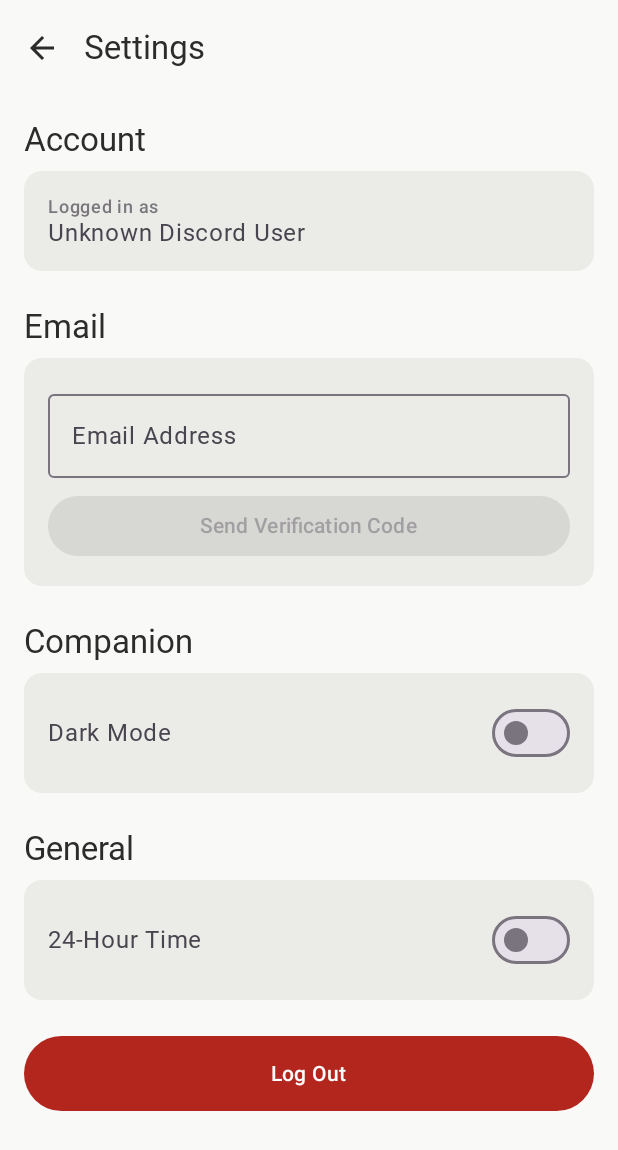
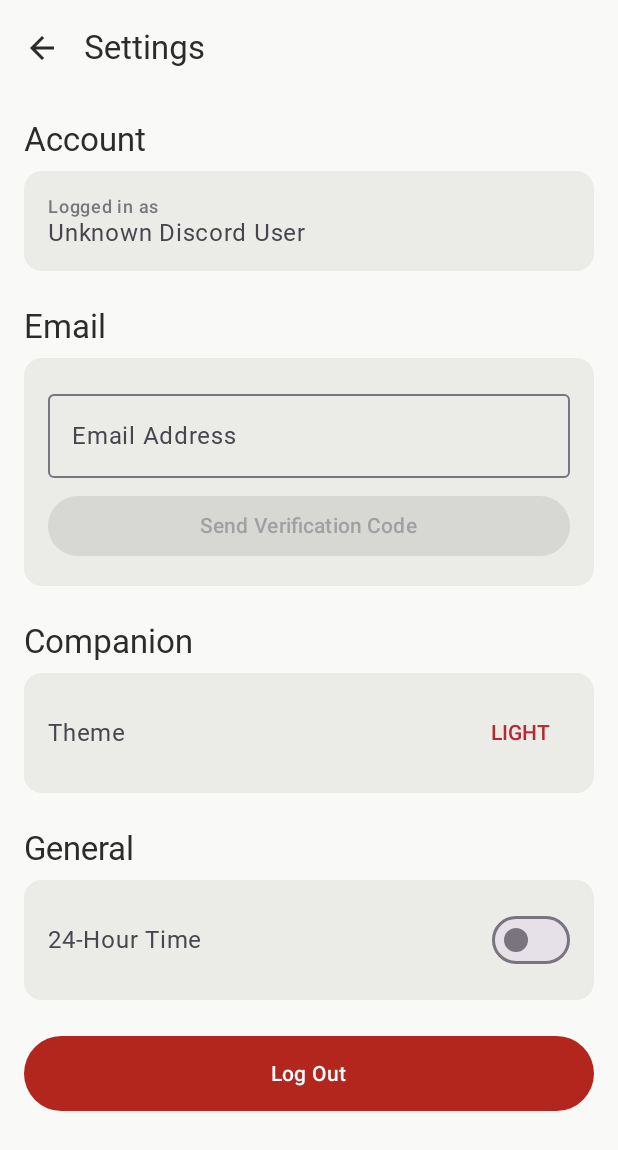
Before and after one commit to amosquet/shisho-companion-android, an Android app built with Jetpack Compose: the SettingsScreen screen opened through its navigation route, on a phone screen of 412 x 824 dp. Shown: the top 1150 px of the screen. Run offline under Robolectric (Android 15) with nearby library versions, the phone set to English and light mode, and no system bars; our stand-ins replace Room's generated code; Roboto replaces fonts that are not available here.

Commit message:
fuck this

```diff
--- a/app/src/main/java/com/example/myapplication/MainActivity.kt
+++ b/app/src/main/java/com/example/myapplication/MainActivity.kt
@@ -135,10 +135,10 @@ class MainActivity : ComponentActivity() {
         enableEdgeToEdge()
         setContent {
             val themeViewModel: ThemeViewModel = viewModel(factory = viewModelFactory)
-            val isDarkMode by themeViewModel.isDarkMode.collectAsState()
+            val themePreference by themeViewModel.themePreference.collectAsState()
             val use24HourTime by themeViewModel.use24HourTime.collectAsState()
 
-            MyApplicationTheme(darkTheme = isDarkMode) {
+            MyApplicationTheme(themePreference = themePreference) {
                 Surface(
                     modifier = Modifier.fillMaxSize(),
                     color = MaterialTheme.colorScheme.background
@@ -429,8 +429,8 @@ class MainActivity : ComponentActivity() {
                                 val linkedEmail by settingsViewModel.linkedEmail.collectAsState()
                                 SettingsScreen(
                                     discordId = sharedPrefs.getString("USER_ID", "") ?: "",
-                                    isDarkMode = isDarkMode,
-                                    onDarkModeToggle = { themeViewModel.setDarkMode(it) },
+                                    themePreference = themePreference,
+                                    onThemePreferenceChanged = { themeViewModel.setThemePreference(it) },
                                     use24HourTime = use24HourTime,
                                     on24HourTimeToggle = { themeViewModel.setUse24HourTime(it) },
                                     linkedEmail = linkedEmail,
--- a/app/src/main/java/com/example/myapplication/data/PocketBaseModels.kt
+++ b/app/src/main/java/com/example/myapplication/data/PocketBaseModels.kt
@@ -119,7 +119,7 @@ data class CreateReminderRequest(
 
 @Serializable
 data class CompanionPreferences(
-    @SerialName("dark_mode") val darkMode: Boolean = false
+    val theme: String = "LIGHT"
 )
 
 @Serializable
--- a/app/src/main/java/com/example/myapplication/ui/LoginViewModel.kt
+++ b/app/src/main/java/com/example/myapplication/ui/LoginViewModel.kt
@@ -58,7 +58,7 @@ class LoginViewModel(
                     val prefs = me?.preferences
                     prefs?.let {
                         sharedPrefs.edit()
-                            .putBoolean("DARK_MODE", it.companion.darkMode)
+                            .putString("THEME_PREFERENCE", it.companion.theme)
                             .putBoolean("USE_24_HOUR_TIME", it.general.use24HourTime)
                             .apply()
                     }
--- a/app/src/main/java/com/example/myapplication/ui/SettingsScreen.kt
+++ b/app/src/main/java/com/example/myapplication/ui/SettingsScreen.kt
@@ -22,8 +22,8 @@ import androidx.compose.ui.text.input.KeyboardType
 @Composable
 fun SettingsScreen(
     discordId: String,
-    isDarkMode: Boolean,
-    onDarkModeToggle: (Boolean) -> Unit,
+    themePreference: String,
+    onThemePreferenceChanged: (String) -> Unit,
     use24HourTime: Boolean,
     on24HourTimeToggle: (Boolean) -> Unit,
     linkedEmail: String,
@@ -208,20 +208,50 @@ fun SettingsScreen(
                 colors = CardDefaults.cardColors(containerColor = MaterialTheme.colorScheme.surfaceVariant)
             ) {
                 Column {
+                    var themeDropdownExpanded by remember { mutableStateOf(false) }
                     Row(
-                        modifier = Modifier.fillMaxWidth().padding(16.dp),
+                        modifier = Modifier
+                            .fillMaxWidth()
+                            .padding(16.dp),
                         horizontalArrangement = Arrangement.SpaceBetween,
                         verticalAlignment = Alignment.CenterVertically
                     ) {
                         Text(
-                            text = "Dark Mode",
+                            text = "Theme",
                             style = MaterialTheme.typography.bodyLarge,
                             color = MaterialTheme.colorScheme.onSurfaceVariant
                         )
-                        Switch(
-                            checked = isDarkMode,
-                            onCheckedChange = onDarkModeToggle
-                        )
+                        Box {
+                            TextButton(onClick = { themeDropdownExpanded = true }) {
+                                Text(themePreference)
+                            }
+                            DropdownMenu(
+                                expanded = themeDropdownExpanded,
+                                onDismissRequest = { themeDropdownExpanded = false }
+                            ) {
+                                DropdownMenuItem(
+                                    text = { Text("Light") },
+                                    onClick = {
+                                        onThemePreferenceChanged("LIGHT")
+                                        themeDropdownExpanded = false
+                                    }
+                                )
+                                DropdownMenuItem(
+                                    text = { Text("Dark") },
+                                    onClick = {
+                                        onThemePreferenceChanged("DARK")
+                                        themeDropdownExpanded = false
+                                    }
+                                )
+                                DropdownMenuItem(
+                                    text = { Text("OLED") },
+                                    onClick = {
+                                        onThemePreferenceChanged("OLED")
+                                        themeDropdownExpanded = false
+                                    }
+                                )
+                            }
+                        }
                     }
                 }
             }
--- a/app/src/main/java/com/example/myapplication/ui/ThemeViewModel.kt
+++ b/app/src/main/java/com/example/myapplication/ui/ThemeViewModel.kt
@@ -16,22 +16,32 @@ class ThemeViewModel(
     private val sharedPrefs: SharedPreferences
 ) : ViewModel() {
 
-    private val _isDarkMode = MutableStateFlow(sharedPrefs.getBoolean("DARK_MODE", false))
-    val isDarkMode: StateFlow<Boolean> = _isDarkMode.asStateFlow()
+    private fun getThemePreferenceWithMigration(prefs: SharedPreferences): String {
+        if (prefs.contains("DARK_MODE")) {
+            val oldDark = prefs.getBoolean("DARK_MODE", false)
+            val migratedTheme = if (oldDark) "OLED" else "LIGHT"
+            prefs.edit().remove("DARK_MODE").putString("THEME_PREFERENCE", migratedTheme).apply()
+            return migratedTheme
+        }
+        return prefs.getString("THEME_PREFERENCE", "LIGHT") ?: "LIGHT"
+    }
+
+    private val _themePreference = MutableStateFlow(getThemePreferenceWithMigration(sharedPrefs))
+    val themePreference: StateFlow<String> = _themePreference.asStateFlow()
 
     private val _use24HourTime = MutableStateFlow(sharedPrefs.getBoolean("USE_24_HOUR_TIME", false))
     val use24HourTime: StateFlow<Boolean> = _use24HourTime.asStateFlow()
 
-    fun setDarkMode(isDark: Boolean) {
-        _isDarkMode.value = isDark
-        sharedPrefs.edit().putBoolean("DARK_MODE", isDark).apply()
+    fun setThemePreference(theme: String) {
+        _themePreference.value = theme
+        sharedPrefs.edit().putString("THEME_PREFERENCE", theme).apply()
 
         // Sync with backend if logged in
         if (repository.authToken != null) {
             viewModelScope.launch {
                 repository.updatePreferences(
                     Preferences(
-                        companion = CompanionPreferences(darkMode = isDark),
+                        companion = CompanionPreferences(theme = theme),
                         general = com.example.myapplication.data.GeneralPreferences(use24HourTime = _use24HourTime.value)
                     )
                 )
@@ -48,7 +58,7 @@ class ThemeViewModel(
             viewModelScope.launch {
                 repository.updatePreferences(
                     Preferences(
-                        companion = CompanionPreferences(darkMode = _isDarkMode.value),
+                        companion = CompanionPreferences(theme = _themePreference.value),
                         general = com.example.myapplication.data.GeneralPreferences(use24HourTime = use24Hour)
                     )
                 )
@@ -56,7 +66,7 @@ class ThemeViewModel(
         }
     }
     fun reloadPreferences() {
-        _isDarkMode.value = sharedPrefs.getBoolean("DARK_MODE", false)
+        _themePreference.value = getThemePreferenceWithMigration(sharedPrefs)
         _use24HourTime.value = sharedPrefs.getBoolean("USE_24_HOUR_TIME", false)
     }
 }
--- a/app/src/main/java/com/example/myapplication/ui/theme/Theme.kt
+++ b/app/src/main/java/com/example/myapplication/ui/theme/Theme.kt
@@ -14,12 +14,26 @@ import androidx.compose.ui.platform.LocalContext
 import androidx.compose.ui.platform.LocalView
 import androidx.core.view.WindowCompat
 
-private val DarkColorScheme = darkColorScheme(
+private val OledColorScheme = darkColorScheme(
     primary = KurenaiRed,
     secondary = SumiGrey,
     tertiary = KurenaiRed,
     background = OledBlack,
     surface = SumiInk,
+    onPrimary = White,
+    onSecondary = White,
+    onTertiary = White,
+    onBackground = WashiPaper,
+    onSurface = WashiPaper,
+    surfaceVariant = SumiGrey
+)
+
+private val DarkColorScheme = darkColorScheme(
+    primary = KurenaiRed,
+    secondary = SumiGrey,
+    tertiary = KurenaiRed,
+    background = androidx.compose.ui.graphics.Color(0xFF121212),
+    surface = androidx.compose.ui.graphics.Color(0xFF1E1E1E),
     onPrimary = White,
     onSecondary = White,
     onTertiary = White,
@@ -44,17 +58,27 @@ private val LightColorScheme = lightColorScheme(
 
 @Composable
 fun MyApplicationTheme(
-    darkTheme: Boolean = isSystemInDarkTheme(),
+    themePreference: String = "LIGHT",
     // Dynamic color is available on Android 12+
     dynamicColor: Boolean = false, // Disabled to keep the minimalist theme
     content: @Composable () -> Unit
 ) {
+    val isSystemDark = isSystemInDarkTheme()
+    val isDark = when (themePreference) {
+        "DARK", "OLED" -> true
+        "LIGHT" -> false
+        else -> isSystemDark
+    }
+
     val colorScheme = when {
         dynamicColor && Build.VERSION.SDK_INT >= Build.VERSION_CODES.S -> {
             val context = LocalContext.current
-            if (darkTheme) dynamicDarkColorScheme(context) else dynamicLightColorScheme(context)
+            if (isDark) dynamicDarkColorScheme(context) else dynamicLightColorScheme(context)
         }
-        darkTheme -> DarkColorScheme
+        themePreference == "OLED" -> OledColorScheme
+        themePreference == "DARK" -> DarkColorScheme
+        themePreference == "LIGHT" -> LightColorScheme
+        isSystemDark -> DarkColorScheme
         else -> LightColorScheme
     }
 
@@ -63,8 +87,8 @@ fun MyApplicationTheme(
         SideEffect {
             val window = (view.context as Activity).window
             val insetsController = WindowCompat.getInsetsController(window, view)
-            insetsController.isAppearanceLightStatusBars = !darkTheme
-            insetsController.isAppearanceLightNavigationBars = !darkTheme
+            insetsController.isAppearanceLightStatusBars = !isDark
+            insetsController.isAppearanceLightNavigationBars = !isDark
         }
     }
 
```
